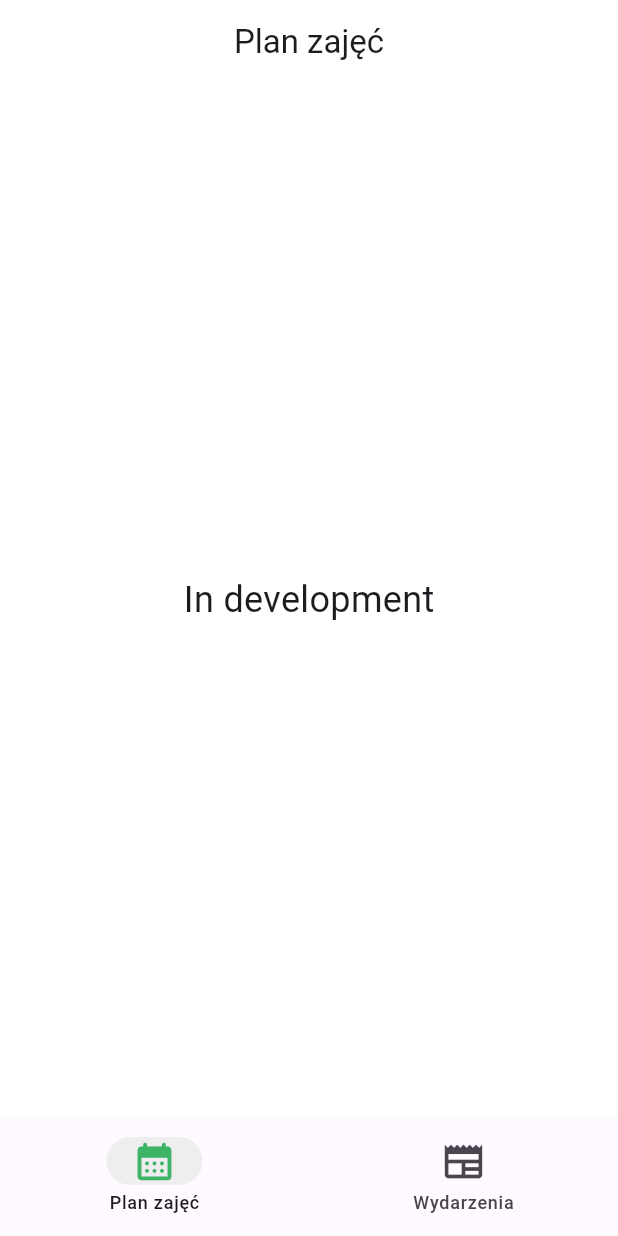
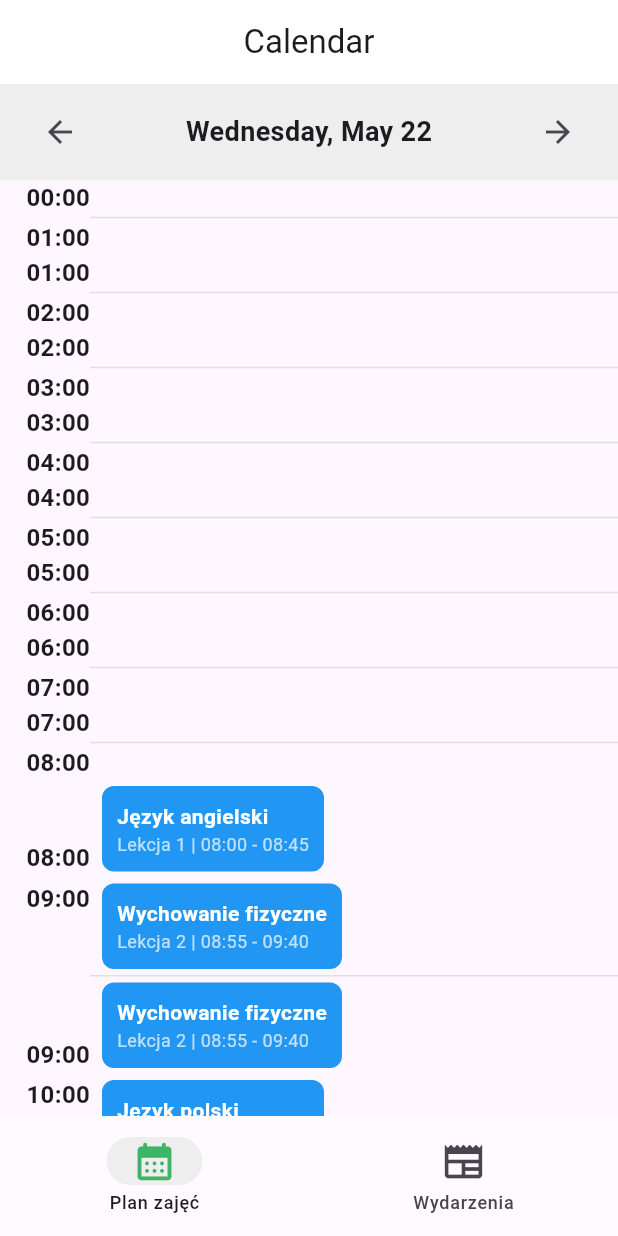
Before and after one commit to karomnii/Lezaczek, a Flutter app: the screen it shows after launch, after a tap on "Login", on a phone screen of 412 x 824 dp. Run offline on Flutter 3.47's test engine with Material 3 defaults, Android fonts, the phone set to English and light mode, and no system bars.

Commit message:
initial calender page, static data, printing of itmes work in progress

```diff
--- a/frontend/lib/calendar.dart
+++ /dev/null
@@ -1,31 +0,0 @@
-import 'package:flutter/material.dart';
-
-class Calendar extends StatelessWidget {
-  const Calendar({super.key});
-
-  @override
-  Widget build(BuildContext context) {
-    return Scaffold(
-      appBar: AppBar(
-        automaticallyImplyLeading: false,
-        title: const Text(
-          'Plan zajęć',
-        ),
-        centerTitle: true,
-        scrolledUnderElevation: 0.0,
-        backgroundColor: Colors.white,
-      ),
-      body: Container(
-        color: Colors.white,
-        child: Center(
-          child: Text(
-            'In development',
-            style: TextStyle(
-              fontSize: 24
-            ),
-          ),
-        ),
-      )
-    );
-  }
-}
--- /dev/null
+++ b/frontend/lib/data/static_data.dart
@@ -0,0 +1,72 @@
+// lib/data/static_data.dart
+
+import 'package:flutter/material.dart';
+import '../models/event.dart';
+
+final List<Event> staticEvents = [
+  Event(
+    eventId: 1,
+    userId: 1,
+    name: 'Język angielski',
+    description: 'Lekcja 1 | 08:00 - 08:45',
+    place: 'Room 101',
+    eventType: 1,
+    dateAdded: DateTime.now(),
+    dateStart: DateTime.now(),
+    dateEnd: DateTime.now(),
+    startingTime: TimeOfDay(hour: 8, minute: 0),
+    endingTime: TimeOfDay(hour: 8, minute: 45),
+  ),
+  Event(
+    eventId: 2,
+    userId: 1,
+    name: 'Wychowanie fizyczne',
+    description: 'Lekcja 2 | 08:55 - 09:40',
+    place: 'Gym',
+    eventType: 1,
+    dateAdded: DateTime.now(),
+    dateStart: DateTime.now(),
+    dateEnd: DateTime.now(),
+    startingTime: TimeOfDay(hour: 8, minute: 55),
+    endingTime: TimeOfDay(hour: 9, minute: 40),
+  ),
+  Event(
+    eventId: 3,
+    userId: 1,
+    name: 'Język polski',
+    description: 'Lekcja 3 | 09:45 - 10:30',
+    place: 'Room 102',
+    eventType: 1,
+    dateAdded: DateTime.now(),
+    dateStart: DateTime.now(),
+    dateEnd: DateTime.now(),
+    startingTime: TimeOfDay(hour: 9, minute: 45),
+    endingTime: TimeOfDay(hour: 10, minute: 30),
+  ),
+  Event(
+    eventId: 4,
+    userId: 1,
+    name: 'Informatyka',
+    description: 'Lekcja 4 | 10:35 - 11:20',
+    place: 'Room 203',
+    eventType: 1,
+    dateAdded: DateTime.now(),
+    dateStart: DateTime.now(),
+    dateEnd: DateTime.now(),
+    startingTime: TimeOfDay(hour: 10, minute: 35),
+    endingTime: TimeOfDay(hour: 11, minute: 20),
+  ),
+  Event(
+    eventId: 5,
+    userId: 1,
+    name: 'Muzyka',
+    description: 'Lekcja 5 | 11:25 - 12:10',
+    place: 'Room 104',
+    eventType: 1,
+    dateAdded: DateTime.now(),
+    dateStart: DateTime.now(),
+    dateEnd: DateTime.now(),
+    startingTime: TimeOfDay(hour: 11, minute: 25),
+    endingTime: TimeOfDay(hour: 12, minute: 10),
+  ),
+];
--- a/frontend/lib/incoming_events.dart
+++ b/frontend/lib/incoming_events.dart
@@ -2,7 +2,7 @@ import 'package:flutter/material.dart';
 
 import 'event_page1.dart';
 import 'event_page2.dart';
-import 'calendar.dart';
+import 'pages/calendar/calendar.dart';
 
 class IncomingEvents extends StatefulWidget {
   const IncomingEvents({super.key});
--- /dev/null
+++ b/frontend/lib/models/event.dart
@@ -0,0 +1,51 @@
+// lib/models/event.dart
+
+import 'package:flutter/material.dart';
+
+class Event {
+  final int eventId;
+  final int userId;
+  final String name;
+  final String? description;
+  final String? place;
+  final int eventType;
+  final DateTime dateAdded;
+  final DateTime dateStart;
+  final DateTime dateEnd;
+  final TimeOfDay? startingTime;
+  final TimeOfDay? endingTime;
+
+  Event({
+    required this.eventId,
+    required this.userId,
+    required this.name,
+    this.description,
+    this.place,
+    required this.eventType,
+    required this.dateAdded,
+    required this.dateStart,
+    required this.dateEnd,
+    this.startingTime,
+    this.endingTime,
+  });
+
+  Map<String, dynamic> toMap() {
+    return {
+      'eventId': eventId,
+      'userId': userId,
+      'name': name,
+      'description': description,
+      'place': place,
+      'eventType': eventType,
+      'dateAdded': dateAdded.toIso8601String(),
+      'dateStart': dateStart.toIso8601String(),
+      'dateEnd': dateEnd.toIso8601String(),
+      'startingTime': startingTime != null
+          ? '${startingTime!.hour.toString().padLeft(2, '0')}:${startingTime!.minute.toString().padLeft(2, '0')}'
+          : null,
+      'endingTime': endingTime != null
+          ? '${endingTime!.hour.toString().padLeft(2, '0')}:${endingTime!.minute.toString().padLeft(2, '0')}'
+          : null,
+    };
+  }
+}
--- /dev/null
+++ b/frontend/lib/pages/calendar/calendar.dart
@@ -0,0 +1,171 @@
+// lib/pages/calendar/calendar.dart
+
+import 'package:flutter/material.dart';
+import 'package:intl/intl.dart';
+import 'package:frontend/models/event.dart';
+import 'package:frontend/data/static_data.dart';
+import 'event_details.dart';
+
+class Calendar extends StatefulWidget {
+  const Calendar({Key? key}) : super(key: key);
+
+  @override
+  _CalendarState createState() => _CalendarState();
+}
+
+class _CalendarState extends State<Calendar> {
+  DateTime selectedDate = DateTime.now();
+
+  @override
+  Widget build(BuildContext context) {
+    return Scaffold(
+      appBar: AppBar(
+        automaticallyImplyLeading: false,
+        title: const Text(
+          'Calendar',
+        ),
+        centerTitle: true,
+        scrolledUnderElevation: 0.0,
+        backgroundColor: Colors.white,
+      ),
+      body: Column(
+        children: [
+          _buildDateBar(),
+          Expanded(
+            child: ListView.builder(
+              itemCount: 24,
+              itemBuilder: (context, index) {
+                return _buildHourRow(index);
+              },
+            ),
+          ),
+        ],
+      ),
+    );
+  }
+
+  Widget _buildDateBar() {
+    return Container(
+      color: Colors.grey[200],
+      padding: EdgeInsets.symmetric(horizontal: 16.0, vertical: 8.0),
+      child: Row(
+        mainAxisAlignment: MainAxisAlignment.spaceBetween,
+        children: [
+          IconButton(
+            icon: Icon(Icons.arrow_back),
+            onPressed: () {
+              setState(() {
+                selectedDate = selectedDate.subtract(Duration(days: 1));
+              });
+            },
+          ),
+          Text(
+            DateFormat('EEEE, MMM d').format(selectedDate),
+            style: TextStyle(fontSize: 18.0, fontWeight: FontWeight.bold),
+          ),
+          IconButton(
+            icon: Icon(Icons.arrow_forward),
+            onPressed: () {
+              setState(() {
+                selectedDate = selectedDate.add(Duration(days: 1));
+              });
+            },
+          ),
+        ],
+      ),
+    );
+  }
+
+  Widget _buildHourRow(int hour) {
+    DateTime currentHour = DateTime(
+      selectedDate.year,
+      selectedDate.month,
+      selectedDate.day,
+      hour,
+    );
+    List<Event> eventsAtThisHour = staticEvents.where((event) {
+      return event.dateStart.year == currentHour.year &&
+          event.dateStart.month == currentHour.month &&
+          event.dateStart.day == currentHour.day &&
+          event.startingTime!.hour <= currentHour.hour &&
+          event.endingTime!.hour >= currentHour.hour;
+    }).toList();
+
+    return Row(
+      children: [
+        SizedBox(
+          width: 60.0, // Width of the hour column
+          child: Column(
+            crossAxisAlignment: CrossAxisAlignment.end,
+            children: [
+              Text(
+                '${hour.toString().padLeft(2, '0')}:00',
+                style: TextStyle(fontSize: 16.0, fontWeight: FontWeight.bold),
+              ),
+              SizedBox(height: 4.0),
+              Text(
+                '${(hour + 1).toString().padLeft(2, '0')}:00',
+                style: TextStyle(fontSize: 16.0, fontWeight: FontWeight.bold),
+              ),
+            ],
+          ),
+        ),
+        Expanded(
+          child: Container(
+            padding: EdgeInsets.symmetric(horizontal: 8.0),
+            decoration: BoxDecoration(
+              border: Border(
+                bottom: BorderSide(color: Colors.grey[300]!),
+              ),
+            ),
+            child: Column(
+              crossAxisAlignment: CrossAxisAlignment.start,
+              children: eventsAtThisHour.map((event) {
+                return GestureDetector(
+                  onTap: () {
+                    Navigator.push(
+                      context,
+                      MaterialPageRoute(
+                        builder: (context) =>
+                            EventDetails(event: event.toMap()),
+                      ),
+                    );
+                  },
+                  child: Container(
+                    margin: const EdgeInsets.symmetric(vertical: 4.0),
+                    padding: const EdgeInsets.all(8.0),
+                    decoration: BoxDecoration(
+                      color: Colors.blue,
+                      borderRadius: BorderRadius.circular(8.0),
+                      border: Border.all(color: Colors.blue, width: 2.0),
+                    ),
+                    child: Column(
+                      crossAxisAlignment: CrossAxisAlignment.start,
+                      children: [
+                        Text(
+                          event.name,
+                          style: TextStyle(
+                            fontSize: 14.0,
+                            fontWeight: FontWeight.bold,
+                            color: Colors.white,
+                          ),
+                        ),
+                        Text(
+                          event.description ?? '',
+                          style: TextStyle(
+                            fontSize: 12.0,
+                            color: Colors.white70,
+                          ),
+                        ),
+                      ],
+                    ),
+                  ),
+                );
+              }).toList(),
+            ),
+          ),
+        ),
+      ],
+    );
+  }
+}
--- /dev/null
+++ b/frontend/lib/pages/calendar/event_details.dart
@@ -0,0 +1,48 @@
+import 'package:flutter/material.dart';
+
+class EventDetails extends StatelessWidget {
+  final Map<String, dynamic> event;
+
+  EventDetails({required this.event});
+
+  @override
+  Widget build(BuildContext context) {
+    return Scaffold(
+      appBar: AppBar(
+        title: Text(event['name']),
+      ),
+      body: Padding(
+        padding: const EdgeInsets.all(16.0),
+        child: Column(
+          crossAxisAlignment: CrossAxisAlignment.start,
+          children: [
+            Text(
+              event['description'] ?? 'No description available',
+              style: TextStyle(fontSize: 16.0),
+            ),
+            SizedBox(height: 8.0),
+            Text(
+              'Place: ${event['place'] ?? 'Not specified'}',
+              style: TextStyle(fontSize: 16.0),
+            ),
+            SizedBox(height: 8.0),
+            Text(
+              'Type: ${event['eventType']}',
+              style: TextStyle(fontSize: 16.0),
+            ),
+            SizedBox(height: 8.0),
+            Text(
+              'Start: ${event['dateStart']} ${event['startingTime']}',
+              style: TextStyle(fontSize: 16.0),
+            ),
+            SizedBox(height: 8.0),
+            Text(
+              'End: ${event['dateEnd']} ${event['endingTime']}',
+              style: TextStyle(fontSize: 16.0),
+            ),
+          ],
+        ),
+      ),
+    );
+  }
+}
--- a/frontend/lib/template_screen.dart
+++ b/frontend/lib/template_screen.dart
@@ -1,7 +1,7 @@
 import 'package:flutter/material.dart';
 
 import 'incoming_events.dart';
-import 'calendar.dart';
+import 'pages/calendar/calendar.dart';
 class TemplateScreen extends StatefulWidget {
   const TemplateScreen({super.key});
 
--- a/frontend/pubspec.yaml
+++ b/frontend/pubspec.yaml
@@ -32,10 +32,11 @@ dependencies:
     sdk: flutter
 
 
+
   # The following adds the Cupertino Icons font to your application.
   # Use with the CupertinoIcons class for iOS style icons.
   cupertino_icons: ^1.0.6
-
+  intl: ^0.17.0 # Add this line
 dev_dependencies:
   flutter_test:
     sdk: flutter
```
Also changed, not shown: frontend/pubspec.lock.
